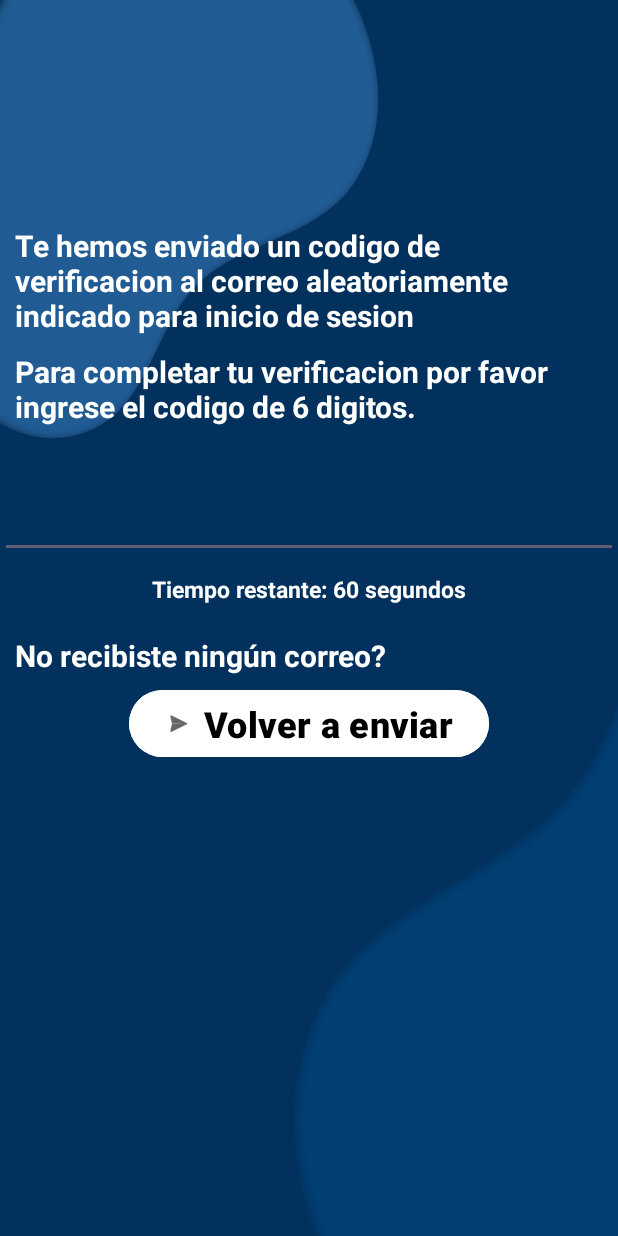
After one commit to noelh55/ProyectoFinalPMI, an Android app: the ActivityReenvio screen opened directly, with no data from a screen before it, on a phone screen of 412 x 824 dp. The commit adds this screen. Run offline under Robolectric (Android 15) with nearby library versions, the phone set to English and light mode, and no system bars.

Commit message:
Avance del Diseño Activity Reenvio

```diff
--- a/app/src/main/AndroidManifest.xml
+++ b/app/src/main/AndroidManifest.xml
@@ -13,6 +13,9 @@
         android:theme="@style/Theme.ProyectoFinalPMI"
         tools:targetApi="31">
         <activity
+            android:name=".ActivityReenvio"
+            android:exported="false" />
+        <activity
             android:name=".ActivityRegistrarse"
             android:exported="false" />
         <activity
--- /dev/null
+++ b/app/src/main/java/com/example/proyectofinalpmi/ActivityReenvio.java
@@ -0,0 +1,14 @@
+package com.example.proyectofinalpmi;
+
+import androidx.appcompat.app.AppCompatActivity;
+
+import android.os.Bundle;
+
+public class ActivityReenvio extends AppCompatActivity {
+
+    @Override
+    protected void onCreate(Bundle savedInstanceState) {
+        super.onCreate(savedInstanceState);
+        setContentView(R.layout.activity_reenvio);
+    }
+}
--- /dev/null
+++ b/app/src/main/res/font/calistoga.xml
@@ -0,0 +1,4 @@
+<?xml version="1.0" encoding="utf-8"?>
+<font-family xmlns:android="http://schemas.android.com/apk/res/android">
+
+</font-family>
--- /dev/null
+++ b/app/src/main/res/layout/activity_reenvio.xml
@@ -0,0 +1,87 @@
+<?xml version="1.0" encoding="utf-8"?>
+<LinearLayout xmlns:android="http://schemas.android.com/apk/res/android"
+    xmlns:app="http://schemas.android.com/apk/res-auto"
+    xmlns:tools="http://schemas.android.com/tools"
+    android:layout_width="match_parent"
+    android:layout_height="match_parent"
+    android:background="@drawable/back"
+    android:orientation="vertical"
+    android:textAlignment="center"
+    tools:context=".ActivityReenvio">
+
+    <TextView
+        android:id="@+id/textView1"
+        android:layout_width="match_parent"
+        android:layout_height="wrap_content"
+        android:layout_marginStart="10dp"
+        android:layout_marginTop="150dp"
+        android:layout_marginEnd="10dp"
+        android:text="@string/mensaje"
+        android:textColor="#FFFFFF"
+        android:textSize="20sp"
+        android:textStyle="bold" />
+
+    <TextView
+        android:id="@+id/textView2"
+        android:layout_width="match_parent"
+        android:layout_height="wrap_content"
+        android:layout_marginStart="10dp"
+        android:layout_marginTop="10dp"
+        android:layout_marginEnd="10dp"
+        android:text="@string/mensaje1"
+        android:textColor="#FFFFFF"
+        android:textSize="20sp"
+        android:textStyle="bold" />
+
+    <EditText
+        android:id="@+id/editTextNumberPassword"
+        android:layout_width="match_parent"
+        android:layout_height="87dp"
+        android:ems="10"
+        android:inputType="numberPassword" />
+
+    <TextView
+        android:id="@+id/timerTextView"
+        android:layout_width="wrap_content"
+        android:layout_height="wrap_content"
+        android:textColor="#FFFFFF"
+        android:layout_marginStart="10dp"
+        android:layout_gravity="center"
+        android:layout_marginTop="10dp"
+        android:layout_marginEnd="10dp"
+        android:textSize="15sp"
+        android:textStyle="bold"
+        android:text="Tiempo restante: 60 segundos" />
+
+    <TextView
+        android:id="@+id/textView3"
+        android:layout_width="match_parent"
+        android:layout_height="wrap_content"
+        android:layout_marginStart="10dp"
+        android:layout_marginTop="20dp"
+        android:layout_marginEnd="10dp"
+        android:text="@string/mensaje2"
+        android:textColor="#FFFFFF"
+        android:textSize="20sp"
+        android:textStyle="bold" />
+
+    <Button
+        android:id="@+id/sendCodeButton"
+        android:layout_width="wrap_content"
+        android:layout_height="wrap_content"
+        android:layout_below="@+id/emailEditText"
+        android:layout_centerHorizontal="true"
+        android:layout_marginStart="50dp"
+        android:layout_marginTop="5dp"
+        android:layout_marginEnd="50dp"
+        android:gravity="center"
+        android:layout_gravity="center"
+        android:backgroundTint="@color/white"
+        android:text="Volver a enviar"
+        android:textColor="@color/black"
+        android:textSize="24sp"
+        android:textStyle="bold"
+        app:icon="@android:drawable/ic_menu_send"
+        app:iconTint="@color/black" />
+
+</LinearLayout>
--- a/app/src/main/res/values/strings.xml
+++ b/app/src/main/res/values/strings.xml
@@ -1,3 +1,9 @@
 <resources>
     <string name="app_name">ProyectoFinalPMI</string>
+    <string name="mensaje">       Te hemos enviado un codigo de
+        verificacion al correo aleatoriamente
+        indicado para inicio de sesion</string>
+    <string name="mensaje1">    Para completar tu verificacion por favor
+        ingrese el codigo de 6 digitos.</string>
+    <string name="mensaje2">               No recibiste ningún correo?</string>
 </resources>
```
